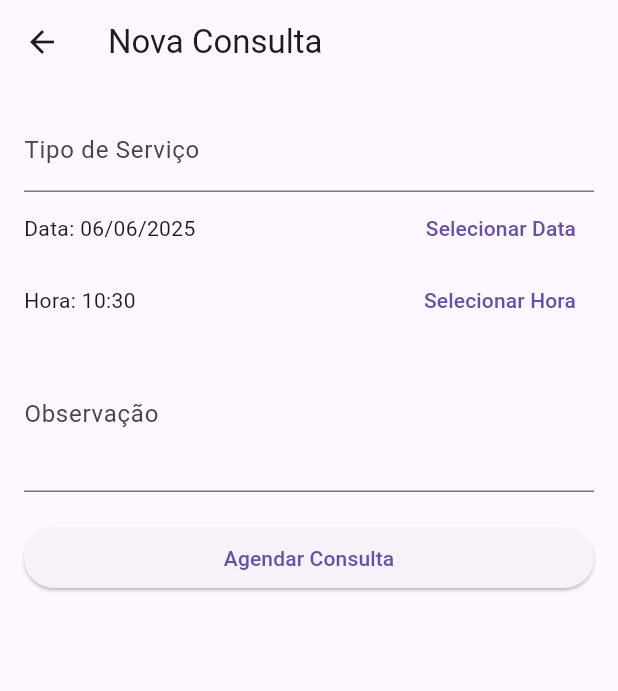
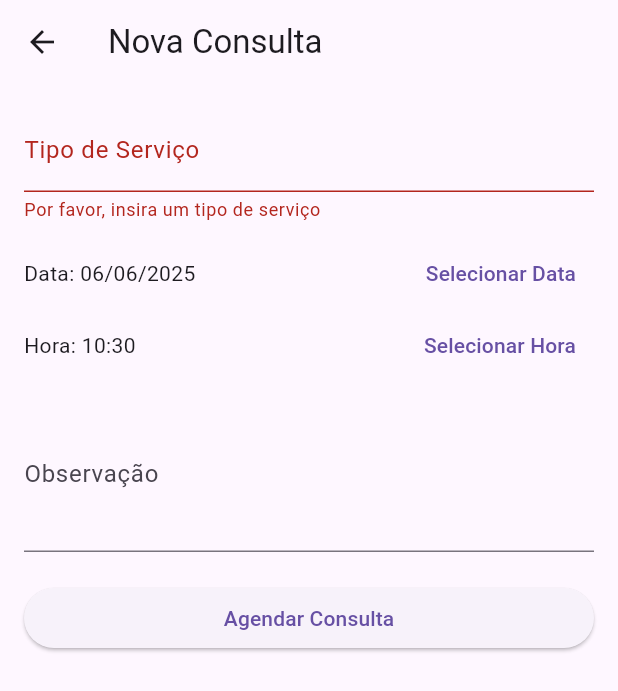
Before and after one commit to luisatorrezan/CursoMobileSesiLuisa, a Flutter app: the AddConsultaScreen screen opened directly with empty values, after a tap on "Agendar Consulta", on a phone screen of 412 x 824 dp. Shown: the top 691 px of the screen. Run offline on Flutter 3.47's test engine with Material 3 defaults, Android fonts, the phone set to English and light mode, and no system bars; our stand-ins replace carousel_slider, fluttertoast, shared_preferences, sqflite; accounts and stored records are empty.

Commit message:
06.06.2025

```diff
--- a/PersistenciaDadosFlutter/SqLite/sa_petshop/lib/models/consulta_model.dart
+++ b/PersistenciaDadosFlutter/SqLite/sa_petshop/lib/models/consulta_model.dart
@@ -5,7 +5,7 @@ class Consulta{
   final int petId; //chave estrangeira para o PET
   final DateTime dataHora;
   final String tipoServico;
-  final String? observacao; //pode ser nulo
+  final String observacao; //pode ser nulo
 
   //construtor
   Consulta({
@@ -13,7 +13,7 @@ class Consulta{
     required this.petId,
     required this.dataHora,
     required this.tipoServico,
-    this.observacao
+    required this.observacao
   });
 
   //converter map: objeto => BD
--- a/PersistenciaDadosFlutter/SqLite/sa_petshop/lib/screens/add_consulta_screen.dart
+++ b/PersistenciaDadosFlutter/SqLite/sa_petshop/lib/screens/add_consulta_screen.dart
@@ -3,87 +3,149 @@ import 'package:intl/intl.dart';
 import 'package:sa_petshop/controllers/consultas_controller.dart';
 import 'package:sa_petshop/models/consulta_model.dart';
 import 'package:sa_petshop/screens/pet_detalhe_screen.dart';
+// import 'package:sa_petshop/screens/pet_detalhe_screen.dart'; // Removido, pois a navegação é feita via pop
 
-class AddConsultaScreen extends StatefulWidget{
-  final int petId; //recebe o pet id da tela anterior
+class AddConsultaScreen extends StatefulWidget {
+  final int petId; // recebe o pet Id da Tela anterior
 
-  const AddConsultaScreen({super.key, required this.petId});
+  AddConsultaScreen({super.key, required this.petId});
 
   @override
   State<StatefulWidget> createState() {
-    // TODO: implement createState
     return _AddConsultaScreenState();
   }
 }
 
-class _AddConsultaScreenState extends State<AddConsultaScreen>{
+class _AddConsultaScreenState extends State<AddConsultaScreen> {
   final _formKey = GlobalKey<FormState>();
-  final ConsultasController _controllerConsultas = ConsultasController();
+  final ConsultasController _controllerConsulta = ConsultasController();
 
-  String tipoServico="";
-  String observacao="";
-  DateTime _selectedDate = DateTime.now();
-  TimeOfDay _selectedTime = TimeOfDay.now();
+  late String tipoServico;
+  String observacao = "";
+  DateTime _selectedDate = DateTime.now(); //data Selecionada é a data atual inicalmente
+  TimeOfDay _selectedTime = TimeOfDay.now(); //hora Selecioanda é a hora atual Inicialmente
 
-  //método para seleção da adata
-  //método para seleção de hora
+  // método para Seleção da Data
+  Future<void> _selecionarData(BuildContext context) async {
+    final DateTime? picked = await showDatePicker(
+      context: context,
+      initialDate: _selectedDate,
+      firstDate: DateTime.now(), // Não permite selecionar data do passado
+      lastDate: DateTime(2030),
+    );
+    if (picked != null && picked != _selectedDate) {
+      setState(() {
+        _selectedDate = picked;
+      });
+    }
+  }
 
-  //método para salvar consulta
-  Future<void> _salvarConsulta() async{
-    if(_formKey.currentState!.validate()){
+  // método para Seleção de hora
+  Future<void> _selecionarHora(BuildContext context) async {
+    final TimeOfDay? picked = await showTimePicker(
+      context: context,
+      initialTime: _selectedTime,
+    );
+    if (picked != null && picked != _selectedTime) {
+      setState(() { // Adicionado setState para atualizar a UI com a hora selecionada
+        _selectedTime = picked;
+      });
+    }
+  }
+
+  // método para Salvar Consulta
+  Future<void> _salvarConsulta() async {
+    if (_formKey.currentState!.validate()) {
+      _formKey.currentState!.save(); // ESSENCIAL: Salva os valores do formulário
+
       final DateTime finalDateTime = DateTime(
         _selectedDate.year,
         _selectedDate.month,
         _selectedDate.day,
         _selectedTime.hour,
-        _selectedTime.minute
+        _selectedTime.minute,
       );
-      //criar a consulta
+
+      // criar a consulta (obj)
       final newConsulta = Consulta(
         petId: widget.petId,
         dataHora: finalDateTime,
         tipoServico: tipoServico,
-        observacao: observacao=="" ? null : observacao);
-      _controllerConsultas.insertConsulta(newConsulta);
+        observacao: observacao.isEmpty ? "." : observacao, // Verifica se observacao está vazia
+      );
+
+      try {
+        await _controllerConsulta.insertConsulta(newConsulta);
+        ScaffoldMessenger.of(context).showSnackBar(
+          const SnackBar(content: Text("Consulta agendada com sucesso!")),
+        );
+        // Retorna para a tela anterior (PetDetalheScreen)
         Navigator.push(context, MaterialPageRoute(builder: (context)=>PetDetalheScreen(petId: widget.petId)));
+      } catch (e) {
+        ScaffoldMessenger.of(context).showSnackBar(
+          SnackBar(content: Text("Erro ao agendar consulta: $e")),
+        );
+      }
     }
   }
 
   @override
   Widget build(BuildContext context) {
-    final DateFormat dateFormatter = DateFormat("dd/MM/yyyy");
-    final DateFormat timeFormatter = DateFormat("HH:mm");
-    // TODO: implement build
+    final DateFormat dataFormatada = DateFormat("dd/MM/yyyy");
+    final DateFormat horaFormatada = DateFormat("HH:mm"); // biblioteca intl
+
     return Scaffold(
-      appBar: AppBar(title: Text("Nova Consulta"),),
+      appBar: AppBar(
+        title: const Text("Nova Consulta"),
+      ),
       body: Padding(
-        padding: EdgeInsets.all(16),
-        child: Form(child: ListView(
+        padding: const EdgeInsets.all(16),
+        child: Form(
+          key: _formKey, // Atribui a chave ao formulário
+          child: ListView(
             children: [
               TextFormField(
-              decoration: InputDecoration(labelText: "Tipo de Serviço"),
-              validator: (value) => value!.isEmpty ? "Por Favor, insira um tipo de serviço":null,
+                decoration: const InputDecoration(labelText: "Tipo de Serviço"),
+                validator: (value) => value!.isEmpty ? "Por favor, insira um tipo de serviço" : null,
                 onSaved: (value) => tipoServico = value!,
+              ),
+              const SizedBox(height: 10), // Espaçamento
+              Row(
+                children: [
+                  Expanded(child: Text("Data: ${dataFormatada.format(_selectedDate)}")),
+                  TextButton(
+                    onPressed: () => _selecionarData(context), // Chamada correta do método
+                    child: const Text("Selecionar Data"),
+                  ),
+                ],
               ),
               Row(
                 children: [
-                Expanded(child: Text("Data: ${dateFormatter.format(_selectedDate)}")),
-                TextButton(onPressed: () => _selectedDate, child: Text("Selecionar Data")),
+                  Expanded(
+                    child: Text(
+                      "Hora: ${horaFormatada.format(DateTime(0, 0, 0, _selectedTime.hour, _selectedTime.minute))}",
+                    ),
+                  ),
+                  TextButton(
+                    onPressed: () => _selecionarHora(context), // Chamada correta do método
+                    child: const Text("Selecionar Hora"),
+                  ),
                 ],
               ),
-          Row(children: [
-              Expanded(child: Text("Hora: ${timeFormatter.format(DateTime(0,0,0,_selectedTime.hour,_selectedTime.minute))}")),
-              TextButton(onPressed: () => _selectedTime, child: Text("Selecionar Hora"))
-            ],),
+              const SizedBox(height: 10), // Espaçamento
               TextFormField(
-              decoration: InputDecoration(labelText: "Observação"),
+                decoration: const InputDecoration(labelText: "Observação"),
                 maxLines: 3,
-              onSaved: (value) => observacao=value!,
+                onSaved: (value) => observacao = value!,
               ),
-            SizedBox(height: 20,),
-            ElevatedButton(onPressed: _salvarConsulta, child: Text("Agendar Consulta"))
+              const SizedBox(height: 20), // Espaçamento
+              ElevatedButton(
+                onPressed: _salvarConsulta,
+                child: const Text("Agendar Consulta"),
+              ),
             ],
-        ),),
+          ),
+        ),
       ),
     );
   }
```
Also changed, not shown: PersistenciaDadosFlutter/SqLite/sa_petshop/lib/controllers/pets_controller.dart (+5 -3 lines), PersistenciaDadosFlutter/SqLite/sa_petshop/lib/database/db_helper.dart (+63 -52 lines), PersistenciaDadosFlutter/SqLite/sa_petshop/lib/screens/add_pet_screen.dart (+14 -7 lines), PersistenciaDadosFlutter/SqLite/sa_petshop/lib/screens/home_screen.dart (+30 -14 lines), PersistenciaDadosFlutter/SqLite/sa_petshop/lib/screens/pet_detalhe_screen.dart (+59 -30 lines), PersistenciaDadosFlutter/SqLite/sa_petshop/pubspec.lock. Lines whose indentation alone changed are shown as unchanged.
